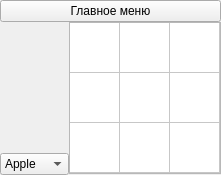
The window that Test_redwood/field/gamefield.ui (Tvix57/qtBackpack) describes before a commit, drawn with Qt 5.
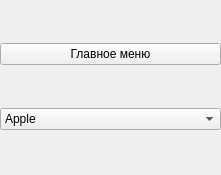
The same window after the commit. Custom widgets are drawn as their Qt base class.

Commit message: add inventory base

Patch:
```diff
--- a/Test_redwood/field/gamefield.ui
+++ b/Test_redwood/field/gamefield.ui
@@ -42,7 +42,7 @@
      </property>
     </widget>
    </item>
-   <item row="2" column="0">
+   <item row="1" column="0">
     <widget class="QComboBox" name="comboBox">
      <property name="sizePolicy">
       <sizepolicy hsizetype="Expanding" vsizetype="Fixed">
@@ -62,110 +62,8 @@
      </item>
     </widget>
    </item>
-   <item row="1" column="1" rowspan="2">
-    <widget class="Inventory" name="inventory_wgt">
-     <property name="sizePolicy">
-      <sizepolicy hsizetype="Fixed" vsizetype="Fixed">
-       <horstretch>0</horstretch>
-       <verstretch>0</verstretch>
-      </sizepolicy>
-     </property>
-     <property name="mouseTracking">
-      <bool>true</bool>
-     </property>
-     <property name="tabletTracking">
-      <bool>true</bool>
-     </property>
-     <property name="acceptDrops">
-      <bool>true</bool>
-     </property>
-     <property name="lineWidth">
-      <number>0</number>
-     </property>
-     <property name="verticalScrollBarPolicy">
-      <enum>Qt::ScrollBarAlwaysOff</enum>
-     </property>
-     <property name="horizontalScrollBarPolicy">
-      <enum>Qt::ScrollBarAlwaysOff</enum>
-     </property>
-     <property name="sizeAdjustPolicy">
-      <enum>QAbstractScrollArea::AdjustToContents</enum>
-     </property>
-     <property name="editTriggers">
-      <set>QAbstractItemView::AnyKeyPressed|QAbstractItemView::EditKeyPressed</set>
-     </property>
-     <property name="dragEnabled">
-      <bool>true</bool>
-     </property>
-     <property name="dragDropOverwriteMode">
-      <bool>true</bool>
-     </property>
-     <property name="dragDropMode">
-      <enum>QAbstractItemView::DragDrop</enum>
-     </property>
-     <property name="defaultDropAction">
-      <enum>Qt::MoveAction</enum>
-     </property>
-     <property name="selectionMode">
-      <enum>QAbstractItemView::NoSelection</enum>
-     </property>
-     <property name="iconSize">
-      <size>
-       <width>50</width>
-       <height>50</height>
-      </size>
-     </property>
-     <property name="rowCount">
-      <number>3</number>
-     </property>
-     <property name="columnCount">
-      <number>3</number>
-     </property>
-     <attribute name="horizontalHeaderVisible">
-      <bool>false</bool>
-     </attribute>
-     <attribute name="horizontalHeaderMinimumSectionSize">
-      <number>50</number>
-     </attribute>
-     <attribute name="horizontalHeaderDefaultSectionSize">
-      <number>50</number>
-     </attribute>
-     <attribute name="horizontalHeaderHighlightSections">
-      <bool>false</bool>
-     </attribute>
-     <attribute name="verticalHeaderVisible">
-      <bool>false</bool>
-     </attribute>
-     <attribute name="verticalHeaderMinimumSectionSize">
-      <number>50</number>
-     </attribute>
-     <attribute name="verticalHeaderDefaultSectionSize">
-      <number>50</number>
-     </attribute>
-     <attribute name="verticalHeaderHighlightSections">
-      <bool>false</bool>
-     </attribute>
-     <attribute name="verticalHeaderStretchLastSection">
-      <bool>false</bool>
-     </attribute>
-     <row/>
-     <row/>
-     <row/>
-     <column/>
-     <column/>
-     <column/>
-    </widget>
-   </item>
   </layout>
  </widget>
- <customwidgets>
-  <customwidget>
-   <class>Inventory</class>
-   <extends>QTableWidget</extends>
-   <header>inventory.h</header>
-   <container>1</container>
-  </customwidget>
- </customwidgets>
  <resources/>
  <connections/>
 </ui>
```
The commit also changes 11 other files.
